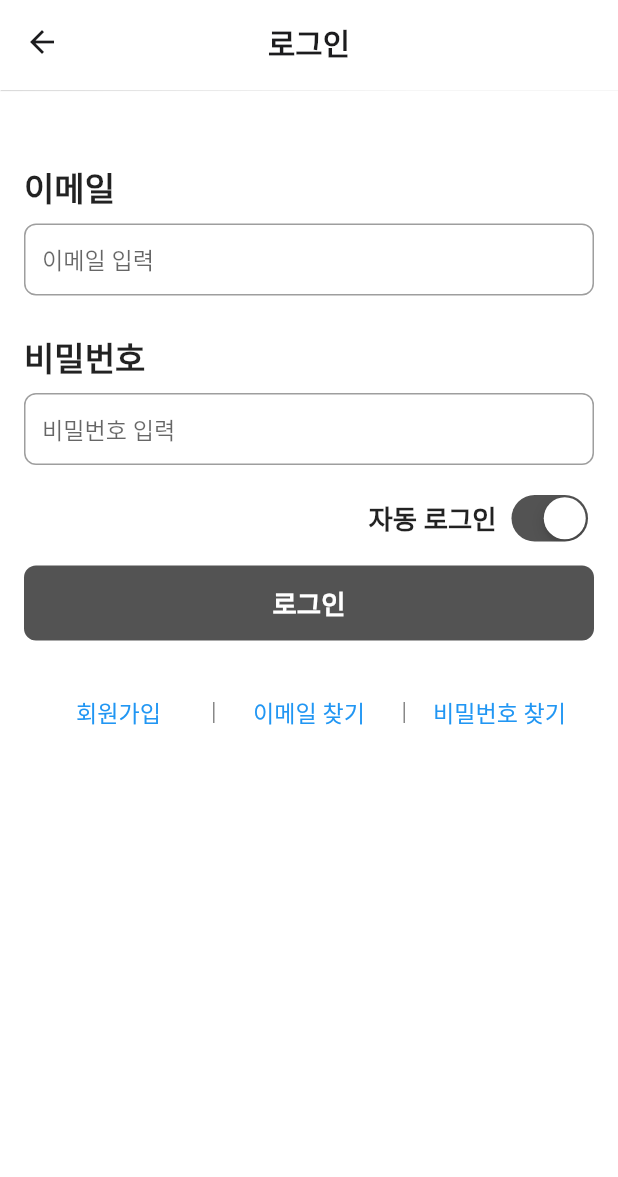
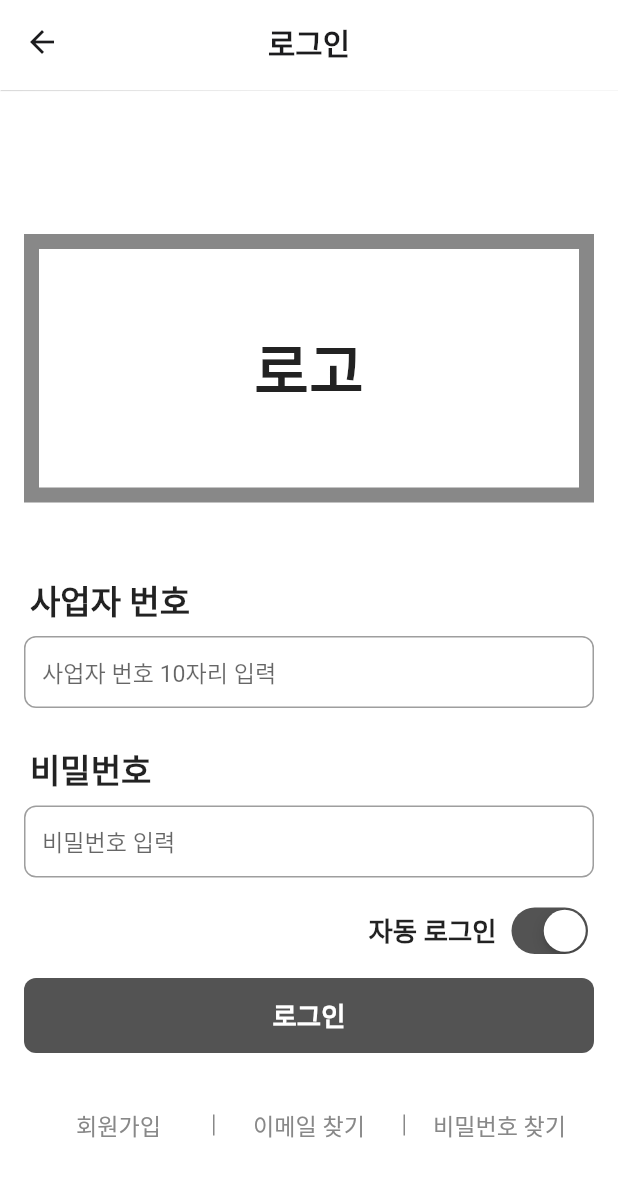
Before and after one commit to yeongwooCho/card_settlement, a Flutter app: the screen it shows after launch, on a phone screen of 412 x 824 dp. Shown: the top 1177 px of the screen. Run offline on Flutter 3.47's test engine with Material 2 defaults, Android fonts, the phone set to English and light mode, and no system bars; our stand-ins replace fluttertoast.

```diff
--- a/lib/common/component/custom_text_form_field.dart
+++ b/lib/common/component/custom_text_form_field.dart
@@ -60,9 +60,12 @@ class CustomTextFormField extends StatelessWidget {
       crossAxisAlignment: CrossAxisAlignment.stretch,
       children: [
         if (title != null)
-          Text(
-            title!,
-            style: MyTextStyle.bodyTitleBold,
+          Padding(
+            padding: const EdgeInsets.only(left: 4.0),
+            child: Text(
+              title!,
+              style: MyTextStyle.bodyTitleBold,
+            ),
           ),
         if (title != null) const SizedBox(height: 8.0),
         Row(
--- a/lib/user/view/email_login_screen.dart
+++ b/lib/user/view/email_login_screen.dart
@@ -4,7 +4,6 @@ import 'package:flutter/cupertino.dart';
 import 'package:flutter/material.dart';
 
 import '../../common/component/custom_text_form_field.dart';
-import '../../common/component/show/custom_toast.dart';
 import '../../common/const/colors.dart';
 import '../../common/layout/default_appbar.dart';
 import '../../common/layout/default_layout.dart';
@@ -50,13 +49,33 @@ class _EmailLoginScreenState extends State<EmailLoginScreen> {
             child: Column(
               crossAxisAlignment: CrossAxisAlignment.stretch,
               children: [
+                const SizedBox(height: 96.0),
+                Container(
+                  decoration: BoxDecoration(
+                    border: Border.all(
+                      width: 10.0,
+                      color: MyColor.darkGrey,
+                    ),
+                  ),
+                  child: Padding(
+                    padding: const EdgeInsets.all(50.0),
+                    child: Text(
+                      "로고",
+                      style: MyTextStyle.appName,
+                      textAlign: TextAlign.center,
+                    ),
+                  ),
+                ),
                 const SizedBox(height: 48.0),
                 CustomTextFormField(
                   onChanged: (String value) {},
                   onSaved: (String? value) {
                     emailText = value;
                   },
-                  validator: TextValidator.emailValidator,
+                  validator: (String? value) {
+                    return null;
+                  },
+                  // validator: TextValidator.emailValidator,
                   focusNode: emailFocus,
                   onEditingComplete: () {
                     if (formKey.currentState!.validate()) {
@@ -65,8 +84,8 @@ class _EmailLoginScreenState extends State<EmailLoginScreen> {
                       emailFocus.requestFocus();
                     }
                   },
-                  title: '이메일',
-                  hintText: '이메일 입력',
+                  title: '사업자 번호',
+                  hintText: "사업자 번호 10자리 입력",
                   textInputType: TextInputType.emailAddress,
                 ),
                 const SizedBox(height: 24.0),
@@ -124,9 +143,11 @@ class _EmailLoginScreenState extends State<EmailLoginScreen> {
                           //   RouteNames.terms,
                           // );
                         },
-                        child: const Text(
+                        child: Text(
                           '회원가입',
-                          style: MyTextStyle.description,
+                          style: MyTextStyle.description.copyWith(
+                            color: MyColor.darkGrey,
+                          ),
                         ),
                       ),
                     ),
@@ -140,9 +161,11 @@ class _EmailLoginScreenState extends State<EmailLoginScreen> {
                         onPressed: () {
                           // Navigator.of(context).pushNamed(RouteNames.findEmail);
                         },
-                        child: const Text(
+                        child: Text(
                           '이메일 찾기',
-                          style: MyTextStyle.description,
+                          style: MyTextStyle.description.copyWith(
+                            color: MyColor.darkGrey,
+                          ),
                         ),
                       ),
                     ),
@@ -157,9 +180,11 @@ class _EmailLoginScreenState extends State<EmailLoginScreen> {
                           // Navigator.of(context)
                           //     .pushNamed(RouteNames.findPassword);
                         },
-                        child: const Text(
+                        child: Text(
                           '비밀번호 찾기',
-                          style: MyTextStyle.description,
+                          style: MyTextStyle.description.copyWith(
+                            color: MyColor.darkGrey,
+                          ),
                         ),
                       ),
                     ),
@@ -181,15 +206,8 @@ class _EmailLoginScreenState extends State<EmailLoginScreen> {
       formKey.currentState!.save();
     }
 
-    if (emailText == null ||
-        passwordText == null ||
-        emailText!.isEmpty ||
-        passwordText!.isEmpty) {
-      showCustomToast(context, msg: '올바른 계정 정보를 입력해주세요.');
-    } else {
-      Navigator.of(context).pushNamed(
-        RouteNames.root,
-      );
-    }
+    Navigator.of(context).pushNamed(
+      RouteNames.root,
+    );
   }
 }
```
